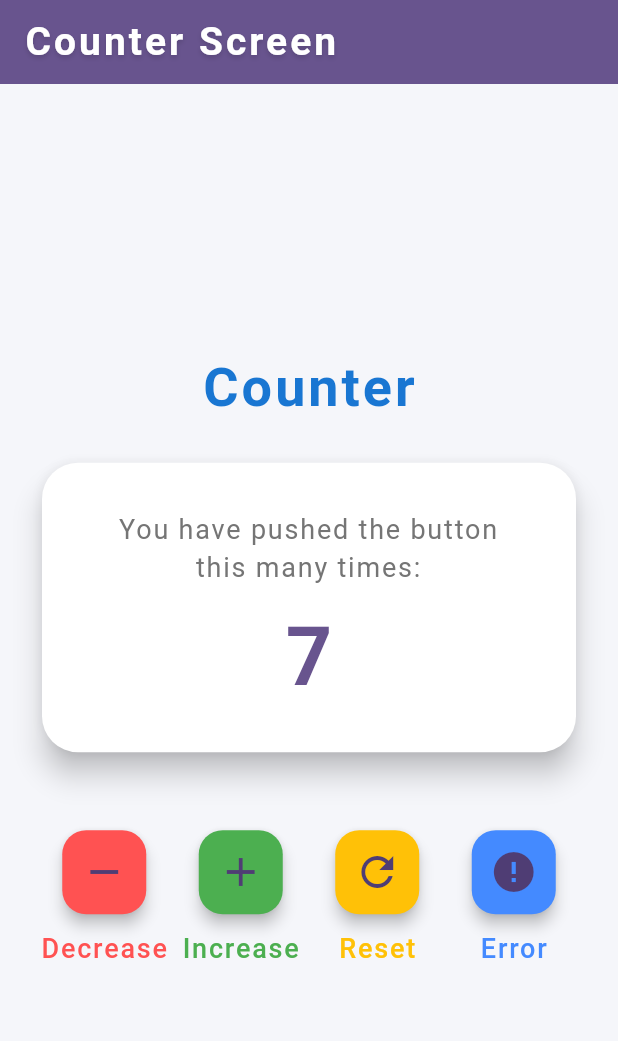
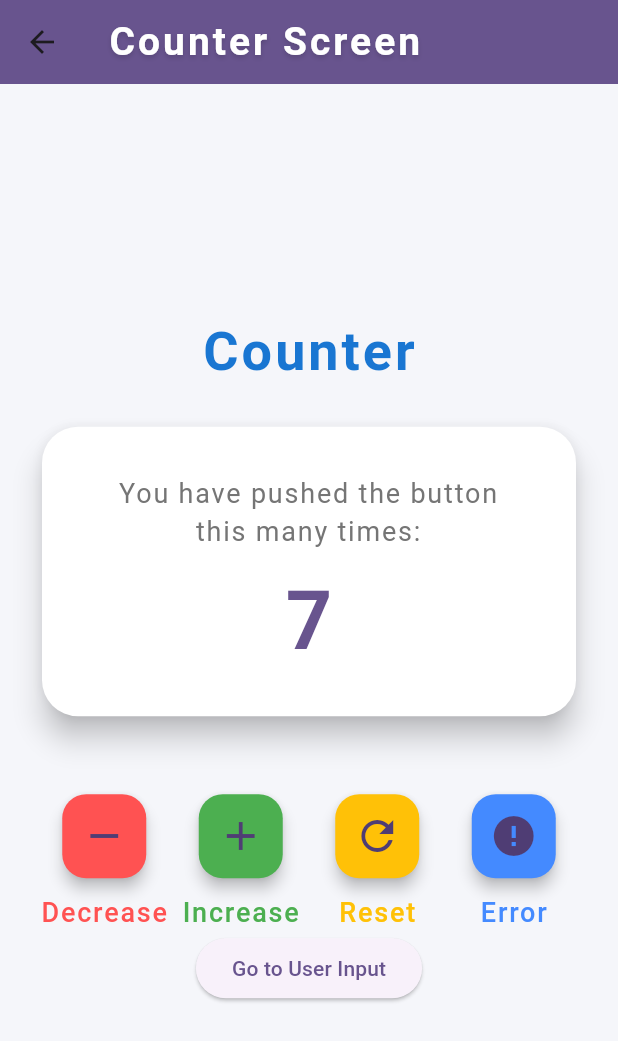
Before and after one commit to backas36/riverpod_learning, a Flutter app: the screen it shows after launch, after a tap on the "remove" icon, after a tap on the "add" icon, on a phone screen of 412 x 824 dp. Shown: the top 1041 px of the screen. Run offline on Flutter 3.47's test engine with Material 3 defaults, Android fonts, the phone set to English and light mode, and no system bars; our stand-ins replace flutter_riverpod.

Commit message:
[ Notifier ] with input
[ Notifier ] with input

```diff
--- a/lib/main.dart
+++ b/lib/main.dart
@@ -1,5 +1,6 @@
 import 'package:flutter/material.dart';
 import 'package:flutter_riverpod/flutter_riverpod.dart';
+import 'package:riverpod_learning/screen/user_input_screen.dart';
 
 import 'screen/counter_screen.dart';
 
@@ -18,7 +19,12 @@ class MyApp extends StatelessWidget {
       theme: ThemeData(
         colorScheme: ColorScheme.fromSeed(seedColor: Colors.deepPurple),
       ),
-      home: const CounterScreen(),
+      home: const UserInputScreen(),
+      initialRoute: '/counter',
+      routes: {
+        '/counter': (context) => const CounterScreen(),
+        '/user': (context) => const UserInputScreen(),
+      },
     );
   }
 }
--- /dev/null
+++ b/lib/providers/user_notifier_provider.dart
@@ -0,0 +1,18 @@
+import 'package:flutter_riverpod/flutter_riverpod.dart';
+
+final userNotifierProvider = NotifierProvider<UserNotifier, String>(
+  UserNotifier.new,
+);
+
+// Notifier 會 Cache 資料，所以當從 user 頁面返回至 counter 頁面再回到 user 頁面時， user 頁面會保留資料
+// 如果想要清除 Cache 資料，可以將 Notifier 改為 AutoDisposeNotifier
+class UserNotifier extends Notifier<String> {
+  @override
+  String build() {
+    return "-";
+  }
+
+  void update(String value) {
+    state = value;
+  }
+}
--- a/lib/screen/counter_screen.dart
+++ b/lib/screen/counter_screen.dart
@@ -237,6 +237,12 @@ class _CounterScreenState extends ConsumerState<CounterScreen> {
                   ),
                 ],
               ),
+              ElevatedButton(
+                onPressed: () {
+                  Navigator.pushNamed(context, '/user');
+                },
+                child: const Text('Go to User Input'),
+              ),
             ],
           ),
         ),
--- /dev/null
+++ b/lib/screen/user_input_screen.dart
@@ -0,0 +1,62 @@
+import 'package:flutter/material.dart';
+import 'package:flutter_riverpod/flutter_riverpod.dart';
+import 'package:riverpod_learning/providers/user_notifier_provider.dart';
+
+class UserInputScreen extends ConsumerStatefulWidget {
+  const UserInputScreen({super.key});
+
+  @override
+  ConsumerState<UserInputScreen> createState() => _UserInputScreenState();
+}
+
+class _UserInputScreenState extends ConsumerState<UserInputScreen> {
+  late TextEditingController _userController;
+
+  @override
+  void initState() {
+    super.initState();
+    _userController = TextEditingController();
+  }
+
+  @override
+  Widget build(BuildContext context) {
+    final user = ref.watch(userNotifierProvider);
+    return Scaffold(
+      appBar: AppBar(title: const Text('User Input')),
+      body: Padding(
+        padding: const EdgeInsets.all(16),
+        child: CustomScrollView(
+          slivers: [
+            SliverToBoxAdapter(
+              child: Row(
+                children: [
+                  Flexible(
+                    child: TextFormField(
+                      controller: _userController,
+                      textInputAction: TextInputAction.done,
+                      decoration: const InputDecoration(
+                        labelText: 'Username',
+                        border: OutlineInputBorder(),
+                      ),
+                    ),
+                  ),
+                  const SizedBox(width: 16),
+                  ElevatedButton(
+                    onPressed: () {
+                      ref
+                          .read(userNotifierProvider.notifier)
+                          .update(_userController.text);
+                      _userController.clear();
+                    },
+                    child: const Text('Add User'),
+                  ),
+                ],
+              ),
+            ),
+            SliverToBoxAdapter(child: Text("User: $user")),
+          ],
+        ),
+      ),
+    );
+  }
+}
```
